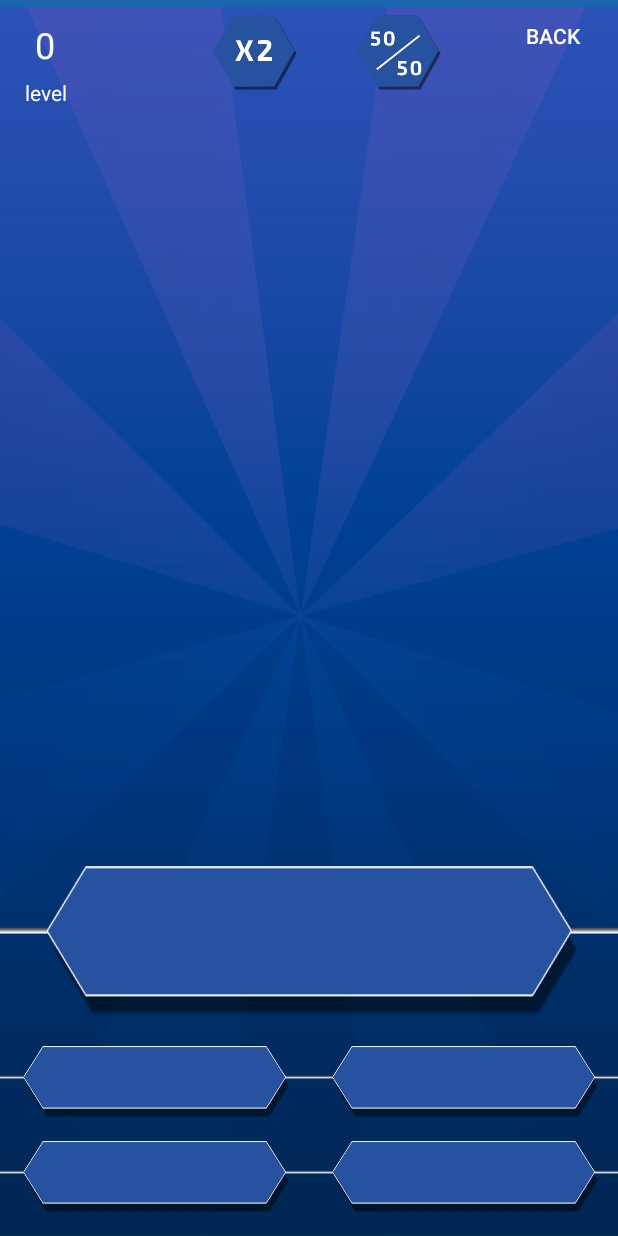
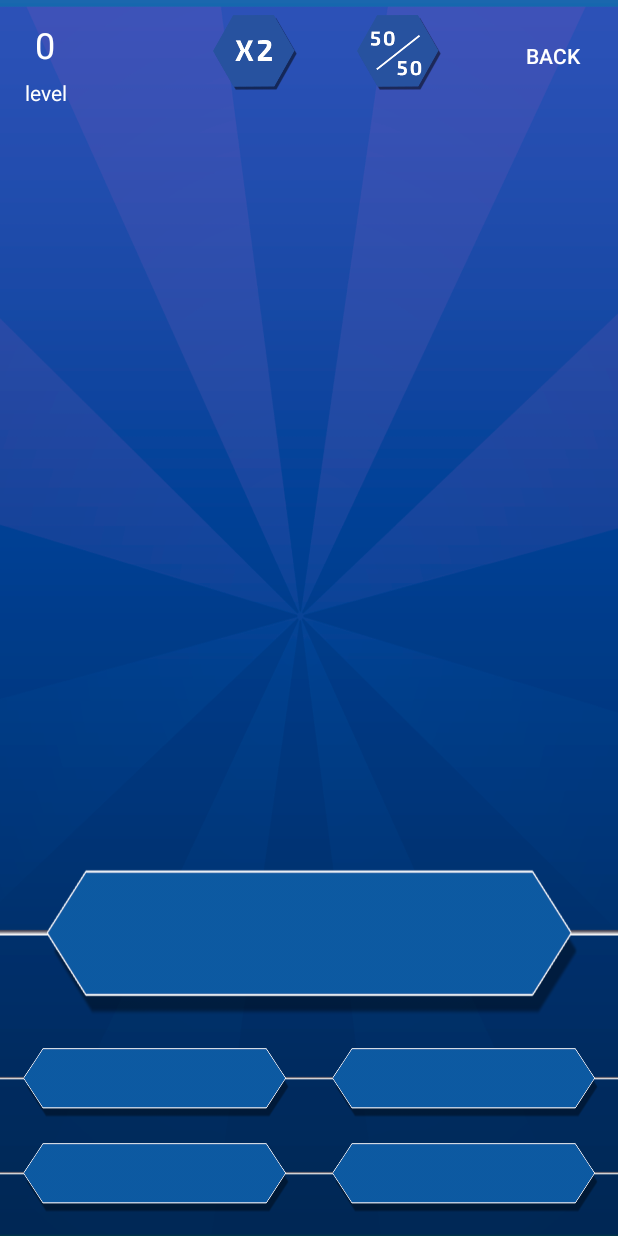
Before and after one commit to valbert29/SummerPractice2018, an Android app: the GameActivity screen opened directly, with no data from a screen before it, on a phone screen of 412 x 824 dp. Run offline under Robolectric (Android 15) with nearby library versions, the phone set to English and light mode, and no system bars; our stand-ins replace Picasso.

Commit message:
new button

```diff
--- a/app/src/main/res/layout/activity_game.xml
+++ b/app/src/main/res/layout/activity_game.xml
@@ -28,47 +28,46 @@
         app:srcCompat="@null" />
 
     <Button
-        android:paddingLeft="5dp"
-        android:paddingRight="5dp"
         android:id="@+id/button1"
-        android:textSize="12sp"
         android:layout_width="0dp"
         android:layout_height="48dp"
         android:layout_marginBottom="15dp"
-        android:background="@drawable/button"
-        android:text=""
+        android:background="@drawable/buttontest"
+        android:paddingBottom="5dp"
+        android:paddingLeft="5dp"
+        android:paddingRight="6dp"
         android:textColor="#FFFFFF"
+        android:textSize="12sp"
         app:layout_constraintBottom_toTopOf="@+id/button3"
         app:layout_constraintEnd_toStartOf="@+id/button2"
         app:layout_constraintStart_toStartOf="parent" />
 
     <Button
         android:id="@+id/button2"
-        android:textSize="12sp"
-
         android:layout_width="0dp"
         android:layout_height="48dp"
         android:layout_marginBottom="15dp"
-        android:background="@drawable/button"
-        android:text=""
+        android:background="@drawable/buttontest"
+        android:paddingBottom="5dp"
         android:paddingLeft="5dp"
-        android:paddingRight="5dp"
+        android:paddingRight="6dp"
         android:textColor="#FFFFFF"
+        android:textSize="12sp"
         app:layout_constraintBottom_toTopOf="@+id/button4"
         app:layout_constraintEnd_toEndOf="parent"
         app:layout_constraintHorizontal_bias="0.5"
         app:layout_constraintStart_toEndOf="@+id/button1" />
 
     <Button
+        android:paddingBottom="5dp"
         android:paddingLeft="5dp"
-        android:paddingRight="5dp"
+        android:paddingRight="6dp"
         android:id="@+id/button3"
         android:textSize="12sp"
-
         android:layout_width="0dp"
         android:layout_height="48dp"
         android:layout_marginBottom="15dp"
-        android:background="@drawable/button"
+        android:background="@drawable/buttontest"
         android:text=""
         android:textColor="#FFFFFF"
         app:layout_constraintBottom_toBottomOf="parent"
@@ -77,15 +76,15 @@
         />
 
     <Button
+        android:paddingBottom="5dp"
         android:paddingLeft="5dp"
-        android:paddingRight="5dp"
+        android:paddingRight="6dp"
         android:id="@+id/button4"
         android:textSize="12sp"
-
         android:layout_width="0dp"
         android:layout_height="48dp"
         android:layout_marginBottom="15dp"
-        android:background="@drawable/button"
+        android:background="@drawable/buttontest"
         android:text=""
         android:textColor="#FFFFFF"
         app:layout_constraintBottom_toBottomOf="parent"
@@ -98,6 +97,7 @@
         style="@style/Widget.AppCompat.Button.Borderless"
         android:layout_width="wrap_content"
         android:layout_height="wrap_content"
+        android:layout_marginTop="13dp"
         android:text="Back"
         android:textColor="#FFFFFF"
         app:layout_constraintEnd_toEndOf="parent"
@@ -130,11 +130,11 @@
         android:layout_width="match_parent"
         android:layout_height="100dp"
         android:layout_marginBottom="20dp"
+        android:background="@drawable/buttontest"
+        android:gravity="center"
+        android:paddingBottom="10dp"
         android:paddingLeft="15dp"
-        android:paddingRight="15dp"
-        android:background="@drawable/button"
-        android:gravity="center"
-        android:text=""
+        android:paddingRight="20dp"
         android:textAlignment="center"
         android:textColor="#FFFFFF"
         app:layout_constraintBottom_toTopOf="@+id/button1"
--- a/app/src/main/res/layout/activity_menu.xml
+++ b/app/src/main/res/layout/activity_menu.xml
@@ -21,8 +21,9 @@
         android:layout_marginEnd="8dp"
         android:layout_marginStart="8dp"
         android:layout_marginTop="92dp"
-        android:background="@drawable/button"
+        android:background="@drawable/buttontest"
         android:paddingBottom="5dp"
+        android:paddingEnd="5dp"
         android:text="Button"
         android:textColor="#FFFFFF"
         app:layout_constraintBottom_toBottomOf="parent"
@@ -51,8 +52,9 @@
         android:layout_marginEnd="8dp"
         android:layout_marginStart="8dp"
         android:layout_marginTop="192dp"
-        android:background="@drawable/button"
+        android:background="@drawable/buttontest"
         android:paddingBottom="5dp"
+        android:paddingEnd="5dp"
         android:text="Start"
         android:textColor="#FFFFFF"
         app:layout_constraintEnd_toEndOf="parent"
```
Also changed, not shown: app/src/main/res/layout/activity_log_in.xml (+6 -2 lines), app/src/main/res/drawable/buttontest.png (added), 2 other files.
